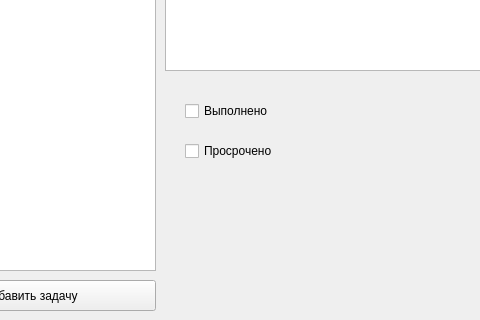
Before: the Qt Designer form mainwindow.ui in antonkon/TodoApp, drawn with Qt 5; both pictures show x 115 to 595 and y 270 to 590 of the 770 by 590 pixel window.
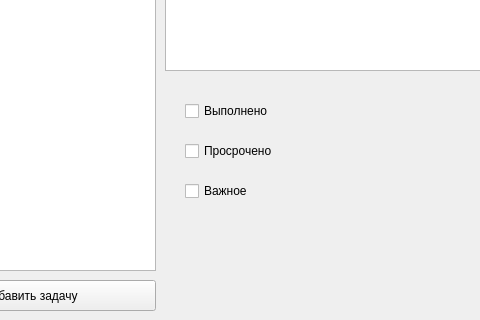
After: the same form once the commit is applied.

Commit message: Added, work with new field: importance.

```diff
--- a/mainwindow.ui
+++ b/mainwindow.ui
@@ -147,6 +147,19 @@
      <string>Выйти</string>
     </property>
    </widget>
+   <widget class="QCheckBox" name="checkImp">
+    <property name="geometry">
+     <rect>
+      <x>300</x>
+      <y>450</y>
+      <width>111</width>
+      <height>22</height>
+     </rect>
+    </property>
+    <property name="text">
+     <string>Важное</string>
+    </property>
+   </widget>
   </widget>
  </widget>
  <resources/>
```
The commit also changes 2 other files.
